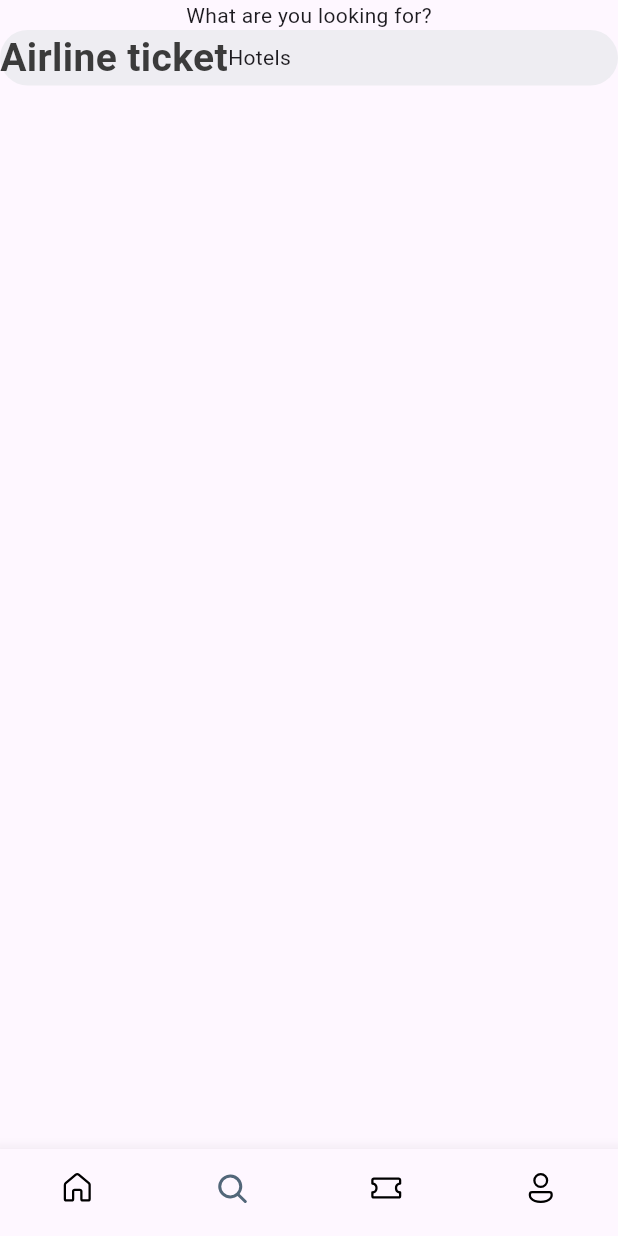
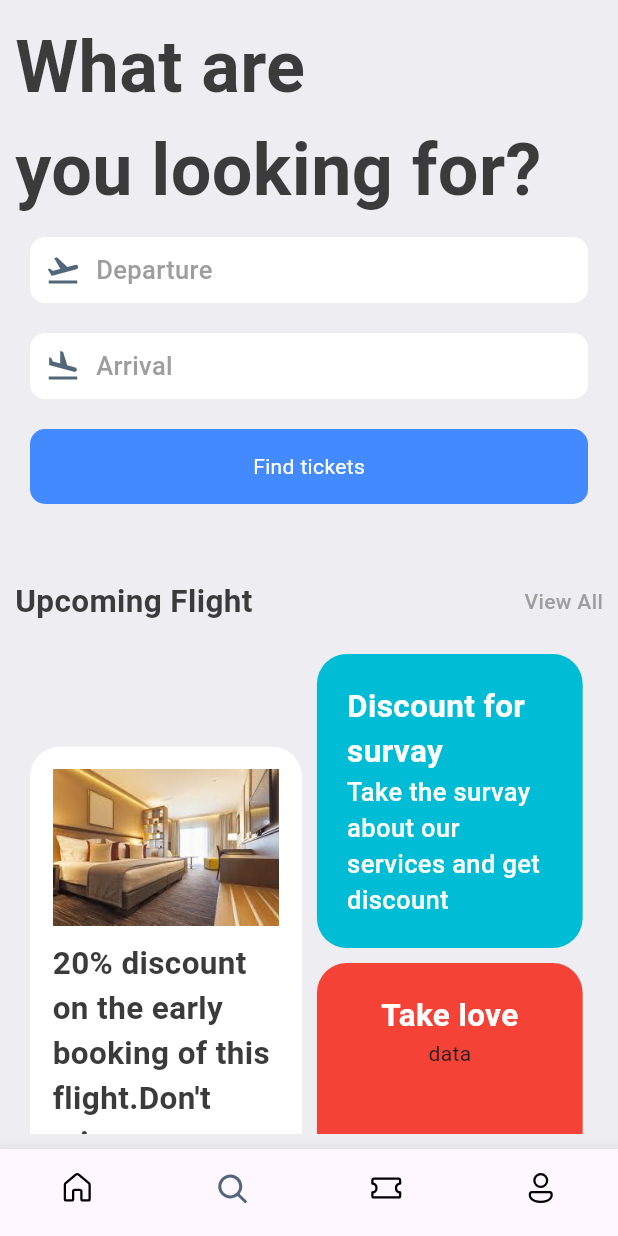
Before and after one commit to Xemsssa/com.xemsss.ticketapp, a Flutter app: the screen it shows after launch, item 2 of the bottom bar chosen, on a phone screen of 412 x 824 dp. Run offline on Flutter 3.47's test engine with Material 3 defaults, Android fonts, the phone set to English and light mode, and no system bars; our stand-ins replace fluentui_icons.

Commit message:
Search screen

```diff
--- a/lib/screens/search_screen.dart
+++ b/lib/screens/search_screen.dart
@@ -1,33 +1,107 @@
 import 'package:flutter/material.dart';
 import 'package:test_app/utils/styles.dart';
+
+import '../components/ContainerHeading.dart';
+import '../widgets/IconText.dart';
+import '../widgets/TicketButton.dart';
+import 'app_layout.dart';
 
 class SearchScreen extends StatelessWidget {
   const SearchScreen({super.key});
 
   @override
   Widget build(BuildContext context) {
+    final size = AppLayout.getSize(context);
+
     return Scaffold(
-      body: ListView(
-        children: [Column(
+      backgroundColor: Styles.backgroundColor,
+      body: Padding(
+        padding: const EdgeInsets.all(10.0),
+        child: ListView(
           children: [
-            Text('What are you looking for?',
+            // Padding(
+              // padding: const EdgeInsets.all(10.0),
+              // child:
+              Text('What are \nyou looking for?',style: Styles.headlineStyle.copyWith(fontSize: 48),),
+            // ),
+            FittedBox(),
+
+            IconText(icon: Icons.flight_takeoff , text: "Departure",),
+
+            IconText(icon: Icons.flight_land , text: "Arrival",),
+            // SizedBox(height: 10,),
+
+            TicketButton(),
+
+            SizedBox(height: 40),
+
+            ContainerHeading(string: 'Upcoming Flight'),
+
+            Padding(
+              padding: EdgeInsets.all(10),
+              child: Row(
+                children: [
+                  Container(
+                    width: size.width * 0.44,
+                    height: size.height *0.35,
+                    padding: EdgeInsets.all(15),
+                    decoration: BoxDecoration(
+                      color: Colors.white,
+                      borderRadius: BorderRadius.circular(20)
+                    ),
+                    child: Column(
+                      mainAxisAlignment: MainAxisAlignment.start,
+                      children: [
+                        Image.asset('assets/images/hotelroom.jpeg'),
+                        SizedBox(height: 10,),
+                        Text('20% discount on the early booking of this flight.Don\'t miss', style: Styles.headlineStyle2),
+                      ]
+                    ),
                   ),
                   Container(
+                      width: size.width * 0.43,
+                    margin: EdgeInsets.all(10),
+                    child: Column(
+                      children: [
+                        Container(
+                          // padding: EdgeInsets.only(bottom: 10),
+                          margin: EdgeInsets.only(bottom: 10),
+                          padding: EdgeInsets.all(20),
                           decoration: BoxDecoration(
-                color: Styles.backgroundColor,
-                borderRadius: BorderRadius.circular(20)
+                            color: Colors.cyan,
+                            borderRadius: BorderRadius.circular(20),
                           ),
-              child: Row(
+                          child: Column(
                             children: [
-                  Text('Airline ticket', style: Styles.headlineStyle, ),
-                  Text('Hotels'),
+                              Text('Discount for survay', style: Styles.headlineStyle2.copyWith(color: Colors.white)),
+                              Text('Take the survay about our services and get discount', style: Styles.headlineStyle3.copyWith(color: Colors.white))
+                            ],
+                          ),
+                        ),
+                        Container(
+                          width: size.width * 0.99,
+                          height: size.height * 0.25,
+                          padding: EdgeInsets.all(20),
+                          decoration: BoxDecoration(
+                            color: Colors.red,
+                            borderRadius: BorderRadius.circular(20),
+                          ),
+                          child: Column(
+                            children: [
+                              Text('Take love', style: Styles.headlineStyle2.copyWith(color: Colors.white)),
+                              Text('data')
+                            ],
+                          ),
+                        ),
                       ],
                     ),
                   )
                 ],
               ),
+            ),
           ],
         ),
+      )
     );
   }
 }
--- /dev/null
+++ b/lib/widgets/FittedBox.dart
@@ -0,0 +1,45 @@
+import 'package:flutter/material.dart';
+
+import '../screens/app_layout.dart';
+
+class FittedBox extends StatelessWidget {
+  const FittedBox({
+    super.key,
+  });
+
+  @override
+  Widget build(BuildContext context) {
+    final size = AppLayout.getSize(context);
+    return Padding(
+      padding: const EdgeInsets.all(10.0),
+      child: Container(
+        // padding: EdgeInsets.all(10),
+        decoration: BoxDecoration(
+            color: Colors.white,
+            borderRadius: BorderRadius.circular(20)
+        ),
+        child: Row(
+          mainAxisAlignment: MainAxisAlignment.spaceBetween,
+          children: [
+            Container(
+              width: size.width * 0.45,
+              child:
+              Center(child: Text('Airline ticket')),
+            ),
+            Container(
+              width: size.width * 0.45,
+              padding: EdgeInsets.all(10),
+              decoration: BoxDecoration(
+                  borderRadius: BorderRadius.only(topRight: Radius.circular(20),
+                      bottomRight: Radius.circular(20)),
+                  color: Colors.grey
+              ),
+              child:
+              Center(child: Text('Hotels')),
+            )
+          ],
+        ),
+      ),
+    );
+  }
+}
--- /dev/null
+++ b/lib/widgets/IconText.dart
@@ -0,0 +1,35 @@
+import 'package:flutter/material.dart';
+import 'package:test_app/utils/styles.dart';
+
+class IconText extends StatelessWidget {
+  final IconData icon;
+  final String text;
+  const IconText({
+    super.key, required this.icon, required this.text
+  });
+
+  @override
+  Widget build(BuildContext context) {
+    return Padding(
+      padding: EdgeInsets.all(10),
+      // child:  TextField(
+      //   decoration: InputDecoration(
+      //   ),
+      // ),
+      child: Container(
+          padding: EdgeInsets.all(10),
+          decoration: BoxDecoration(
+              color: Colors.white,
+              borderRadius: BorderRadius.circular(10)
+          ),
+          child: Row(
+            children: [
+              Icon(icon, color: Styles.primaryColor),
+              SizedBox(width: 10,),
+              Text(text, style: Styles.headlineStyle3)
+            ],
+          )
+      ),
+    );
+  }
+}
--- /dev/null
+++ b/lib/widgets/TicketButton.dart
@@ -0,0 +1,26 @@
+import 'package:flutter/material.dart';
+
+class TicketButton extends StatelessWidget {
+  const TicketButton({
+    super.key,
+  });
+
+  @override
+  Widget build(BuildContext context) {
+    return Padding(
+      padding: const EdgeInsets.all(10.0),
+      child: Container(
+        padding: EdgeInsets.all(15),
+        decoration: BoxDecoration(
+            color: Colors.blueAccent,
+            borderRadius: BorderRadius.circular(10)
+        ),
+        child: Center(child: Text('Find tickets',
+            style: TextStyle(
+                color: Colors.white
+            )
+        )),
+      ),
+    );
+  }
+}
```
Lines whose indentation alone changed are shown as unchanged.
